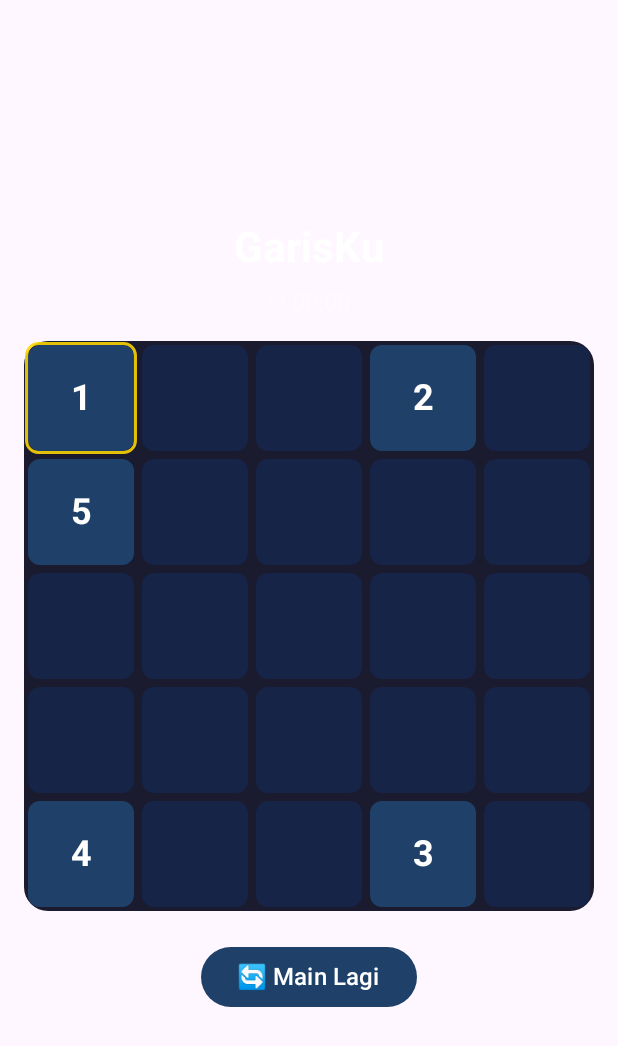
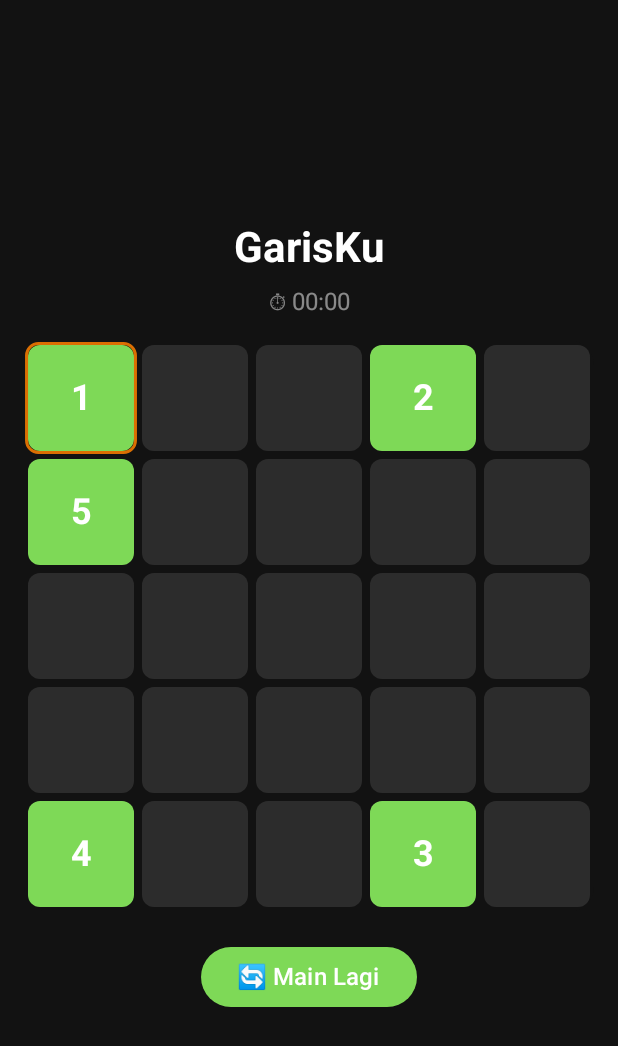
Before and after one commit to isyarharun/GarisKu, an Android app built with Jetpack Compose: the screen it shows after launch (MainActivity), on a phone screen of 412 x 824 dp. Shown: the top 1046 px of the screen. Run offline under Robolectric (Android 15) with nearby library versions, the light colour scheme and no system bars.

Commit message:
feat: switch to KaloriKu brand colors + fix contrast
- New Color.kt with KaloriKu palette (green primary, orange secondary)
- Dark background #121212 across whole app (Surface + windowBackground)
- White text for title/timer/grid numbers for full contrast
- Status bar & navigation bar dark

```diff
--- /dev/null
+++ b/app/src/main/java/com/isyarharun/garisku/Color.kt
@@ -0,0 +1,31 @@
+package com.isyarharun.garisku
+
+import androidx.compose.ui.graphics.Color
+
+// ============================================================
+// GarisKu — mengikuti KaloriKu Brand Colors
+// ============================================================
+
+// Primary Green (dari KaloriKu)
+val GreenPrimary = Color(0xFF65C32F)
+val GreenPrimaryDarkTheme = Color(0xFF7ED957)
+val GreenPrimaryDark = Color(0xFF3F8F1F)
+
+// Secondary Orange (dari KaloriKu)
+val OrangeSecondary = Color(0xFFF57C00)
+val OrangeSecondaryDark = Color(0xFFFFB74D)
+
+// Success / Status
+val GreenSuccess = Color(0xFF4CAF50)
+
+// Backgrounds (dark theme — cocok untuk game)
+val BackgroundDark = Color(0xFF121212)
+val SurfaceDark = Color(0xFF1E1E1E)
+val SurfaceVariantDark = Color(0xFF2C2C2C)
+
+// Error
+val ErrorRed = Color(0xFFD32F2F)
+
+// Text
+val OnSurfaceDark = Color(0xFFE3E3E3)
+val OnSurfaceVariantDark = Color(0xFF9E9E9E)
--- a/app/src/main/java/com/isyarharun/garisku/GameScreen.kt
+++ b/app/src/main/java/com/isyarharun/garisku/GameScreen.kt
@@ -27,14 +27,14 @@ import androidx.compose.ui.unit.dp
 import androidx.compose.ui.unit.sp
 import kotlinx.coroutines.delay
 
-// ── Color Palette ──────────────────────────────────────────
-private val NavyBg = Color(0xFF1B1B2F)
-private val NavyLighter = Color(0xFF162447)
-private val BlueCard = Color(0xFF1F4068)
-private val RoseVisited = Color(0xFFE43F5A)
-private val CyanLine = Color(0xFF00D2FF)
-private val GoldGlow = Color(0xFFFFD700)
-private val White = Color.White
+// ── Color Palette (KaloriKu theme) ────────────────────────
+private val GridBg = BackgroundDark          // #121212
+private val CellEmpty = SurfaceVariantDark   // #2C2C2C
+private val CellNumbered = GreenPrimaryDarkTheme // #7ED957 (hijau terang)
+private val CellVisited = OrangeSecondaryDark    // #FFB74D (oranye hangat)
+private val LineColor = GreenPrimary         // #65C32F (hijau garis)
+private val TargetRing = OrangeSecondary     // #F57C00 (oranye pulsing)
+private val WinOverlay = GreenSuccess.copy(alpha = 0.55f) // #4CAF50
 
 private val TestNumberPositions = mapOf(
     1 to Position(0, 0),
@@ -86,17 +86,17 @@ fun GarisKuGame(modifier: Modifier = Modifier) {
         verticalArrangement = Arrangement.Center
     ) {
         // ── Title ────────────────────────────────────────
-        Text("GarisKu", color = White, fontSize = 28.sp, fontWeight = FontWeight.Bold)
+        Text("GarisKu", color = Color.White, fontSize = 28.sp, fontWeight = FontWeight.Bold)
 
         Spacer(modifier = Modifier.height(8.dp))
 
         // ── Timer ────────────────────────────────────────
         if (gameState.isComplete) {
-            Text("✨ Selesai! ✨", color = GoldGlow, fontSize = 22.sp, fontWeight = FontWeight.Bold)
+            Text("✨ Selesai! ✨", color = TargetRing, fontSize = 22.sp, fontWeight = FontWeight.Bold)
             Spacer(modifier = Modifier.height(4.dp))
         }
         Text("⏱ ${formatTime(gameState.elapsedSeconds)}",
-            color = White.copy(alpha = if (gameState.timerStarted) 1f else 0.4f),
+            color = Color.White.copy(alpha = if (gameState.timerStarted) 1f else 0.5f),
             fontSize = if (gameState.isComplete) 24.sp else 16.sp)
 
         Spacer(modifier = Modifier.height(16.dp))
@@ -110,8 +110,8 @@ fun GarisKuGame(modifier: Modifier = Modifier) {
         // ── Reset ────────────────────────────────────────
         Button(
             onClick = { gameState.reset() },
-            colors = ButtonDefaults.buttonColors(containerColor = BlueCard)
-        ) { Text("🔄 Main Lagi", color = White, fontSize = 16.sp) }
+            colors = ButtonDefaults.buttonColors(containerColor = CellNumbered)
+        ) { Text("🔄 Main Lagi", color = Color.White, fontSize = 16.sp) }
     }
 }
 
@@ -218,7 +218,7 @@ private fun GameGrid(
         val pad = 4f
 
         // ── 1. Grid BG ────────────────────────────────────
-        drawRoundRect(NavyBg, Offset.Zero, Size(w, h), CornerRadius(24f))
+        drawRoundRect(GridBg, Offset.Zero, Size(w, h), CornerRadius(24f))
 
         // ── 2. Cells ──────────────────────────────────────
         for (r in 0 until rows) {
@@ -228,9 +228,9 @@ private fun GameGrid(
                 val cy = r * cellSizePx
 
                 val cellColor = when {
-                    cell.isVisited -> RoseVisited
-                    cell.number != null -> BlueCard
-                    else -> NavyLighter
+                    cell.isVisited -> CellVisited
+                    cell.number != null -> CellNumbered
+                    else -> CellEmpty
                 }
 
                 val shakeX = if (gameState.hasError && cell.number == gameState.nextNumber)
@@ -244,7 +244,7 @@ private fun GameGrid(
                     val ringPad = pad + (cellSizePx - pad * 2) * (1f - pulseScale) / 2f
                     val ringSize = (cellSizePx - pad * 2) * pulseScale
                     drawRoundRect(
-                        GoldGlow.copy(alpha = pulseAlpha),
+                        TargetRing.copy(alpha = pulseAlpha),
                         Offset(cx + ringPad + shakeX, cy + ringPad),
                         Size(ringSize, ringSize), CornerRadius(12f),
                         style = Stroke(width = 3f)
@@ -262,7 +262,7 @@ private fun GameGrid(
                 val alpha = if (i == path.size - 2)
                     0.3f + 0.7f * drawProgress.value else 1f
 
-                drawLine(CyanLine.copy(alpha = alpha),
+                drawLine(LineColor.copy(alpha = alpha),
                     Offset(from.col * cellSizePx + cellSizePx / 2,
                         from.row * cellSizePx + cellSizePx / 2),
                     Offset(to.col * cellSizePx + cellSizePx / 2,
@@ -272,7 +272,7 @@ private fun GameGrid(
 
             for (pos in path) {
                 if (gameState.isNumbered(pos)) {
-                    drawCircle(CyanLine, 6f,
+                    drawCircle(LineColor, 6f,
                         Offset(pos.col * cellSizePx + cellSizePx / 2,
                             pos.row * cellSizePx + cellSizePx / 2))
                 }
@@ -285,13 +285,13 @@ private fun GameGrid(
             val lx = last.col * cellSizePx + cellSizePx / 2
             val ly = last.row * cellSizePx + cellSizePx / 2
 
-            drawLine(CyanLine.copy(alpha = 0.4f),
+            drawLine(LineColor.copy(alpha = 0.4f),
                 Offset(lx, ly), dragPos!!, 12f, StrokeCap.Round)
-            drawCircle(CyanLine.copy(alpha = 0.25f), 18f, dragPos!!)
+            drawCircle(LineColor.copy(alpha = 0.25f), 18f, dragPos!!)
         }
 
         // ── 5. Numbers ────────────────────────────────────
-        val textStyle = TextStyle(color = White, fontSize = 24.sp, fontWeight = FontWeight.Bold)
+        val textStyle = TextStyle(color = Color.White, fontSize = 24.sp, fontWeight = FontWeight.Bold)
 
         for (r in 0 until rows) {
             for (c in 0 until cols) {
@@ -305,14 +305,14 @@ private fun GameGrid(
                 drawText(textLayoutResult = result,
                     topLeft = Offset(cx - result.size.width / 2f,
                         cy - result.size.height / 2f),
-                    color = if (cell.isVisited) White.copy(0.5f) else White)
+                    color = if (cell.isVisited) Color.White.copy(alpha = 0.5f) else Color.White)
             }
         }
 
         // ── 6. Victory ─────────────────────────────────────
         if (gameState.isComplete) {
             val bgAlpha = victoryProgress.value * 0.55f
-            drawRoundRect(CyanLine.copy(alpha = bgAlpha),
+            drawRoundRect(LineColor.copy(alpha = bgAlpha),
                 Offset.Zero, Size(w, h), CornerRadius(24f))
 
             val emojiScale = victoryProgress.value
@@ -331,7 +331,7 @@ private fun GameGrid(
                 val sx = w / 2 + kotlin.math.cos(angle) * dist
                 val sy = h / 2 + kotlin.math.sin(angle) * dist
                 drawCircle(
-                    GoldGlow.copy(alpha = victoryProgress.value *
+                    TargetRing.copy(alpha = victoryProgress.value *
                         (0.5f + 0.5f * kotlin.math.sin(victoryProgress.value * 10f + i.toFloat()))),
                     4f + 2f * victoryProgress.value, Offset(sx, sy))
             }
--- a/app/src/main/java/com/isyarharun/garisku/MainActivity.kt
+++ b/app/src/main/java/com/isyarharun/garisku/MainActivity.kt
@@ -13,7 +13,10 @@ class MainActivity : ComponentActivity() {
         super.onCreate(savedInstanceState)
         enableEdgeToEdge()
         setContent {
-            Surface(modifier = Modifier.fillMaxSize()) {
+            Surface(
+                modifier = Modifier.fillMaxSize(),
+                color = BackgroundDark
+            ) {
                 GarisKuGame()
             }
         }
--- a/app/src/main/res/values/themes.xml
+++ b/app/src/main/res/values/themes.xml
@@ -1,7 +1,8 @@
 <?xml version="1.0" encoding="utf-8"?>
 <resources>
     <style name="Theme.GarisKu" parent="android:Theme.Material.NoActionBar">
-        <item name="android:statusBarColor">#FF1B1B2F</item>
-        <item name="android:navigationBarColor">#FF1B1B2F</item>
+        <item name="android:statusBarColor">#FF121212</item>
+        <item name="android:navigationBarColor">#FF121212</item>
+        <item name="android:windowBackground">#FF121212</item>
     </style>
 </resources>
```
